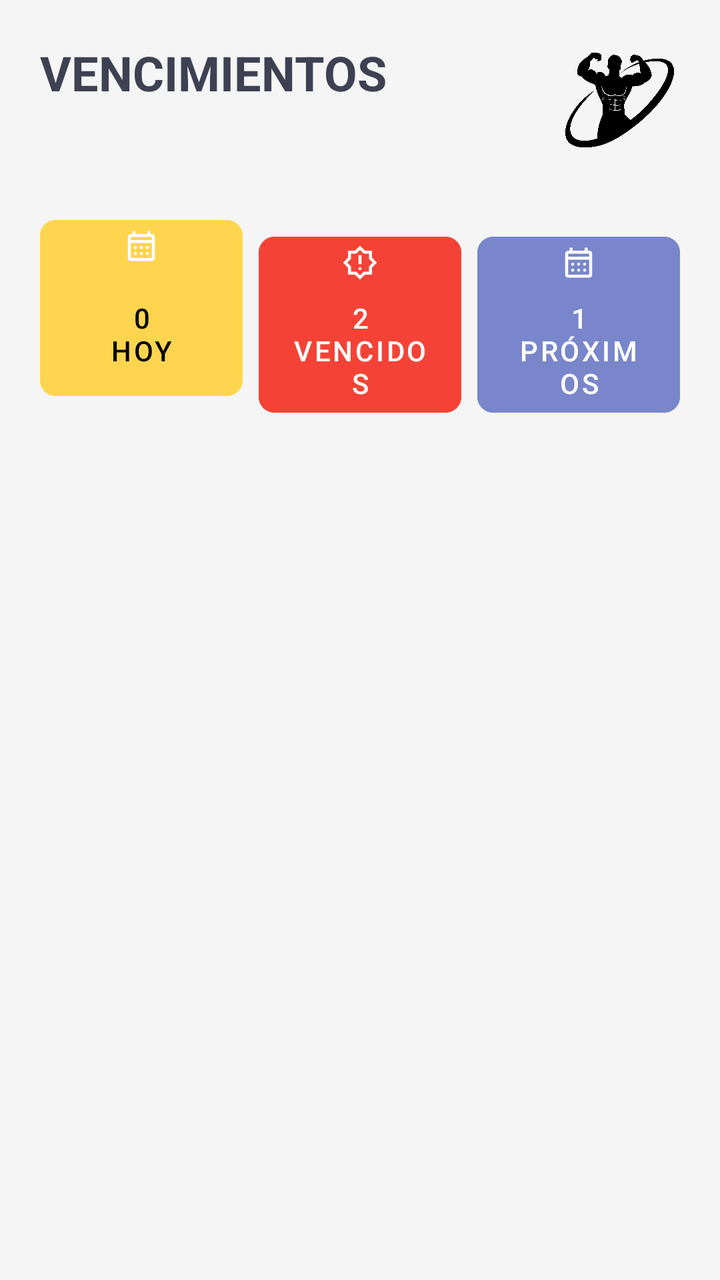
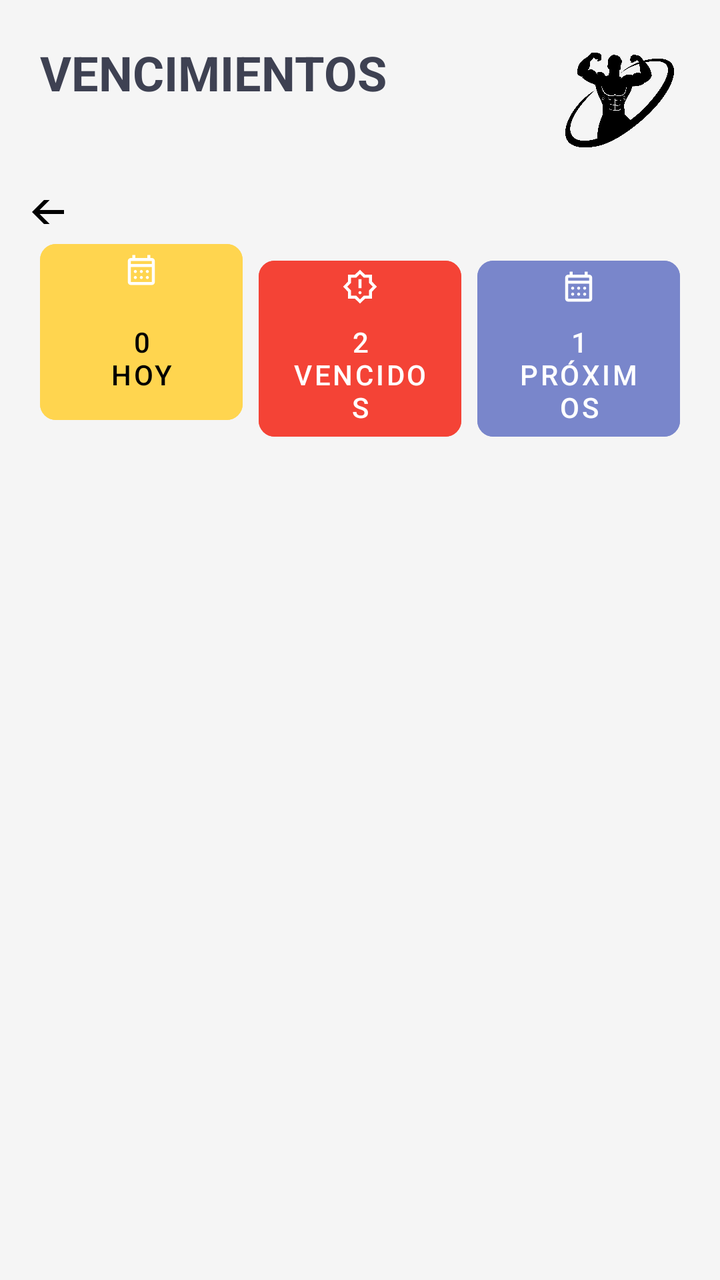

Before-and-after screenshots of an Android layout around one commit, followed by the original layout XML and the change that was made.
<!-- AndroidManifest.xml: application theme Theme.ClubDeportivoDAM -->
<!-- res/layout/activity_vencimientos.xml -->
<?xml version="1.0" encoding="utf-8"?>
<LinearLayout xmlns:android="http://schemas.android.com/apk/res/android"
    xmlns:app="http://schemas.android.com/apk/res-auto"
    android:layout_width="match_parent"
    android:layout_height="match_parent"
    android:orientation="vertical"
    android:background="#F5F5F5">

    <RelativeLayout
        android:layout_width="match_parent"
        android:layout_height="wrap_content"
        android:padding="20dp">
        <TextView
            android:layout_width="wrap_content"
            android:layout_height="wrap_content"
            android:text="VENCIMIENTOS"
            android:textSize="24sp"
            android:textStyle="bold"
            android:textColor="#3E4152"/>
        <ImageView
            android:layout_width="60dp"
            android:layout_height="60dp"
            android:layout_alignParentEnd="true"
            android:src="@drawable/logo_gym" />
    </RelativeLayout>

    <LinearLayout
        android:layout_width="match_parent"
        android:layout_height="wrap_content"
        android:orientation="horizontal"
        android:paddingHorizontal="16dp"
        android:weightSum="3">

        <com.google.android.material.button.MaterialButton
            android:id="@+id/btnHoy"
            style="@style/Widget.MaterialComponents.Button.UnelevatedButton"
            android:layout_width="0dp"
            android:layout_height="100dp"
            android:layout_weight="1"
            android:layout_margin="4dp"
            android:text="0\nHoy"
            app:cornerRadius="8dp"
            android:backgroundTint="#FFD54F"
            android:textColor="#000000"
            app:icon="@drawable/ic_calendar"
            app:iconGravity="top" />

        <com.google.android.material.button.MaterialButton
            android:id="@+id/btnVencidos"
            style="@style/Widget.MaterialComponents.Button.UnelevatedButton"
            android:layout_width="0dp"
            android:layout_height="100dp"
            android:layout_weight="1"
            android:layout_margin="4dp"
            android:text="2\nVencidos"
            app:cornerRadius="8dp"
            android:backgroundTint="#F44336"
            app:icon="@drawable/ic_alert"
            app:iconGravity="top" />

        <com.google.android.material.button.MaterialButton
            android:id="@+id/btnProximos"
            style="@style/Widget.MaterialComponents.Button.UnelevatedButton"
            android:layout_width="0dp"
            android:layout_height="100dp"
            android:layout_weight="1"
            android:layout_margin="4dp"
            android:text="1\nPróximos"
            app:cornerRadius="8dp"
            android:backgroundTint="#7986CB"
            app:icon="@drawable/ic_calendar"
            app:iconGravity="top" />
    </LinearLayout>

    <androidx.fragment.app.FragmentContainerView
        android:id="@+id/vencimientos_container"
        android:layout_width="match_parent"
        android:layout_height="match_parent"
        android:layout_marginTop="16dp" />

</LinearLayout>
<!-- resources referenced by this layout -->
<resources>
  <!-- drawable ic_alert (drawable) -->
  <vector xmlns:android="http://schemas.android.com/apk/res/android" android:height="24dp" android:tint="#000000" android:viewportHeight="960" android:viewportWidth="960" android:width="24dp">
        
      <path android:fillColor="@android:color/white" android:pathData="M508.5,668.5Q520,657 520,640Q520,623 508.5,611.5Q497,600 480,600Q463,600 451.5,611.5Q440,623 440,640Q440,657 451.5,668.5Q463,680 480,680Q497,680 508.5,668.5ZM440,520L520,520L520,280L440,280L440,520ZM480,932L346,800L160,800L160,614L28,480L160,346L160,160L346,160L480,28L614,160L800,160L800,346L932,480L800,614L800,800L614,800L480,932ZM480,820L580,720L720,720L720,580L820,480L720,380L720,240L580,240L480,140L380,240L240,240L240,380L140,480L240,580L240,720L380,720L480,820ZM480,480Q480,480 480,480Q480,480 480,480Q480,480 480,480Q480,480 480,480Q480,480 480,480Q480,480 480,480Q480,480 480,480Q480,480 480,480Z"/>
      
  </vector>
  <!-- drawable ic_calendar (drawable) -->
  <vector xmlns:android="http://schemas.android.com/apk/res/android" android:height="24dp" android:tint="#000000" android:viewportHeight="960" android:viewportWidth="960" android:width="24dp">
        
      <path android:fillColor="@android:color/white" android:pathData="M200,880Q167,880 143.5,856.5Q120,833 120,800L120,240Q120,207 143.5,183.5Q167,160 200,160L240,160L240,80L320,80L320,160L640,160L640,80L720,80L720,160L760,160Q793,160 816.5,183.5Q840,207 840,240L840,800Q840,833 816.5,856.5Q793,880 760,880L200,880ZM200,800L760,800Q760,800 760,800Q760,800 760,800L760,400L200,400L200,800Q200,800 200,800Q200,800 200,800ZM200,320L760,320L760,240Q760,240 760,240Q760,240 760,240L200,240Q200,240 200,240Q200,240 200,240L200,320ZM200,320L200,240Q200,240 200,240Q200,240 200,240L200,240Q200,240 200,240Q200,240 200,240L200,320ZM480,560Q463,560 451.5,548.5Q440,537 440,520Q440,503 451.5,491.5Q463,480 480,480Q497,480 508.5,491.5Q520,503 520,520Q520,537 508.5,548.5Q497,560 480,560ZM291.5,548.5Q280,537 280,520Q280,503 291.5,491.5Q303,480 320,480Q337,480 348.5,491.5Q360,503 360,520Q360,537 348.5,548.5Q337,560 320,560Q303,560 291.5,548.5ZM640,560Q623,560 611.5,548.5Q600,537 600,520Q600,503 611.5,491.5Q623,480 640,480Q657,480 668.5,491.5Q680,503 680,520Q680,537 668.5,548.5Q657,560 640,560ZM480,720Q463,720 451.5,708.5Q440,697 440,680Q440,663 451.5,651.5Q463,640 480,640Q497,640 508.5,651.5Q520,663 520,680Q520,697 508.5,708.5Q497,720 480,720ZM291.5,708.5Q280,697 280,680Q280,663 291.5,651.5Q303,640 320,640Q337,640 348.5,651.5Q360,663 360,680Q360,697 348.5,708.5Q337,720 320,720Q303,720 291.5,708.5ZM640,720Q623,720 611.5,708.5Q600,697 600,680Q600,663 611.5,651.5Q623,640 640,640Q657,640 668.5,651.5Q680,663 680,680Q680,697 668.5,708.5Q657,720 640,720Z"/>
      
  </vector>
  <!-- drawable logo_gym: png bitmap (drawable, 66288 bytes) -->
  <style name="Theme.ClubDeportivoDAM" parent="Base.Theme.ClubDeportivoDAM" />
  <style name="Base.Theme.ClubDeportivoDAM" parent="Theme.Material3.DayNight.NoActionBar">
          
          
      </style>
</resources>

<!-- the commit's change to res/layout/activity_vencimientos.xml (unified diff, before → after) -->
@@ -17,12 +17,25 @@
             android:textSize="24sp"
             android:textStyle="bold"
             android:textColor="#3E4152"/>
+
+
+
+
         <ImageView
             android:layout_width="60dp"
             android:layout_height="60dp"
             android:layout_alignParentEnd="true"
             android:src="@drawable/logo_gym" />
+
+
     </RelativeLayout>
+
+    <ImageButton
+        android:id="@+id/btnBackToPanel"
+        android:layout_width="48dp"
+        android:layout_height="12dp"
+        android:src="@drawable/ic_arrow_back"
+        android:background="?attr/selectableItemBackgroundBorderless" />
 
     <LinearLayout
         android:layout_width="match_parent"
<!-- resource entries referenced after the edit -->
@@ -4,6 +4,12 @@
   <vector xmlns:android="http://schemas.android.com/apk/res/android" android:height="24dp" android:tint="#000000" android:viewportHeight="960" android:viewportWidth="960" android:width="24dp">
         
       <path android:fillColor="@android:color/white" android:pathData="M508.5,668.5Q520,657 520,640Q520,623 508.5,611.5Q497,600 480,600Q463,600 451.5,611.5Q440,623 440,640Q440,657 451.5,668.5Q463,680 480,680Q497,680 508.5,668.5ZM440,520L520,520L520,280L440,280L440,520ZM480,932L346,800L160,800L160,614L28,480L160,346L160,160L346,160L480,28L614,160L800,160L800,346L932,480L800,614L800,800L614,800L480,932ZM480,820L580,720L720,720L720,580L820,480L720,380L720,240L580,240L480,140L380,240L240,240L240,380L140,480L240,580L240,720L380,720L480,820ZM480,480Q480,480 480,480Q480,480 480,480Q480,480 480,480Q480,480 480,480Q480,480 480,480Q480,480 480,480Q480,480 480,480Q480,480 480,480Z"/>
+      
+  </vector>
+  <!-- drawable ic_arrow_back (drawable) -->
+  <vector xmlns:android="http://schemas.android.com/apk/res/android" android:autoMirrored="true" android:height="24dp" android:tint="#000000" android:viewportHeight="960" android:viewportWidth="960" android:width="24dp">
+        
+      <path android:fillColor="@android:color/white" android:pathData="M313,520L537,744L480,800L160,480L480,160L537,216L313,440L800,440L800,520L313,520Z"/>
       
   </vector>
   <!-- drawable ic_calendar (drawable) -->
